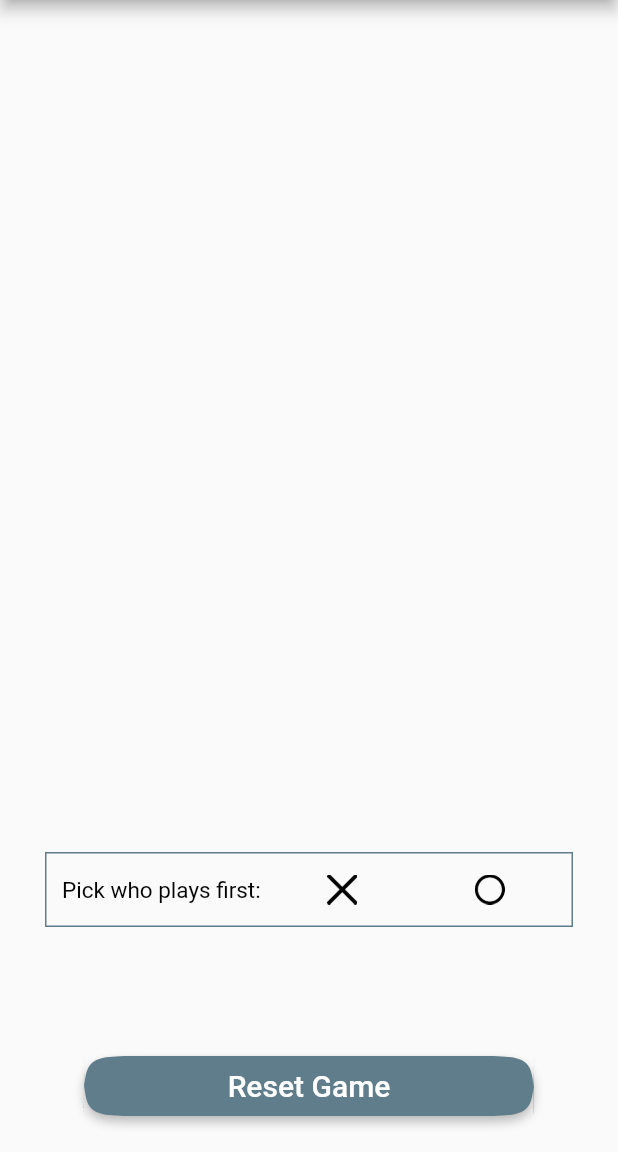
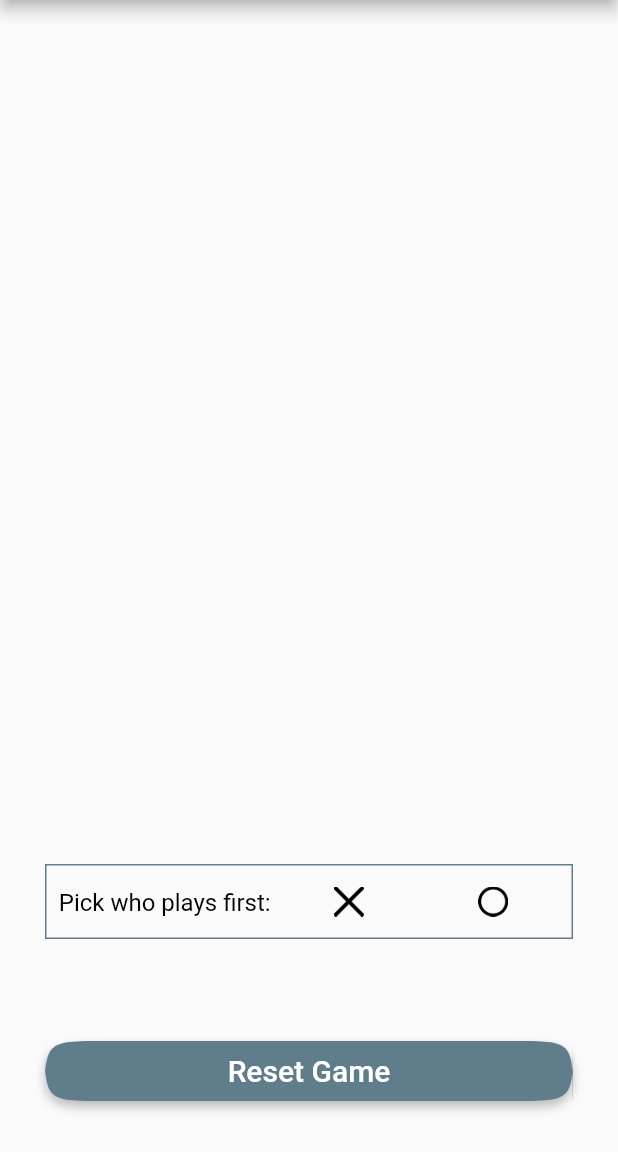
Before and after one commit to LyubomirVVasilev/TicTacToe, a Flutter app: the screen it shows after launch, on a phone screen of 412 x 824 dp, the part 84-1236 px from its top. Run offline on Flutter 3.47's test engine with Material 2 defaults, Android fonts, the phone set to English and light mode, and no system bars.

```diff
--- a/tic_tac_toe_flutter/lib/Board.dart
+++ b/tic_tac_toe_flutter/lib/Board.dart
@@ -1,38 +1,24 @@
 class Board {
   bool isCross = true;
-  String gameResultMessage;
-  String currentPlayerMessage;
+  String gameStatusMessage;
   bool hasGameFinished = false;
 
   List<String> boardState;
 
-  static const String emptyState = "empty";
-  static const String crossState = "cross";
-  static const String circleState = "circle";
+  static const String emptyState = "Empty";
+  static const String crossState = "Cross";
+  static const String circleState = "Circle";
 
   makeAMoveAt(int index) {
     if (this.boardState[index] == emptyState) {
-      if (this.isCross) {
-        this.boardState[index] = crossState;
-      } else {
-        this.boardState[index] = circleState;
-      }
+      this.isCross ? this.boardState[index] = crossState :  this.boardState[index] = circleState;
       this.isCross = !this.isCross;
       this.evaluateBoard();
-      this.resolveCurrentPlayerText();
     }
   }
 
   resolveCurrentPlayerText() {
-    if (hasGameFinished) {
-      currentPlayerMessage = "";
-      return;
-    }
-    if (this.isCross) {
-      currentPlayerMessage = "Cross's player turn";
-    } else {
-      currentPlayerMessage = "Circle's player turn";
-    }
+    this.isCross ? gameStatusMessage = "Cross's player turn" :  gameStatusMessage = "Circle's player turn";
   }
 
   resetGame() {
@@ -48,11 +34,10 @@ class Board {
       emptyState,
     ];
     this.hasGameFinished = false;
-    this.gameResultMessage = "";
-    currentPlayerMessage = "";
+    this.gameStatusMessage = "";
   }
 
-  static const _WIN_CONDITIONS_LIST = [
+  static const _winConditionsList = [
     [0, 1, 2],
     [3, 4, 5],
     [6, 7, 8],
@@ -70,22 +55,21 @@ class Board {
     return true;
   }
 
-  /// Returns the current state of the board [winning player, draw or no winners yet]
+  /// Returns the current state of the board [winning player, draw or no winners yet(empty)]
   String evaluateBoard() {
-    for (var list in _WIN_CONDITIONS_LIST) {
-      if (boardState[list[0]] !=
-              emptyState && // if a player has played here AND
-          boardState[list[0]] ==
-              boardState[
-                  list[1]] && // if all three positions are of the same player
+    for (var list in _winConditionsList) {
+      if (boardState[list[0]] != emptyState && // if a player has played here AND
+          boardState[list[0]] ==  boardState[ list[1]] && // if all three positions are of the same player
           boardState[list[0]] == boardState[list[2]]) {
-        this.gameResultMessage = '${boardState[list[0]]} wins';
+        this.gameStatusMessage = '${boardState[list[0]]} wins';
         hasGameFinished = true;
         return boardState[list[0]];
       } else {
         if (isBoardFull()) {
-          this.gameResultMessage = 'The Game is Draw';
+          this.gameStatusMessage = 'The Game is Draw';
           hasGameFinished = true;
+        } else {
+          this.resolveCurrentPlayerText();
         }
       }
     }
--- a/tic_tac_toe_flutter/lib/HomePage.dart
+++ b/tic_tac_toe_flutter/lib/HomePage.dart
@@ -15,7 +15,7 @@ class _HomePageState extends State<HomePage> {
 
   //MARK: Layout constants
   static const double _sidePadding = 30;
-  static const homePageStandartInset =
+  static const _homePageStandartInset =
       EdgeInsets.fromLTRB(_sidePadding, 5, _sidePadding, 5);
 
   @override
@@ -26,8 +26,7 @@ class _HomePageState extends State<HomePage> {
     });
   }
 
-  //MARK: Selection of action element helpers
-
+  //MARK: Selection of who plays firs helpers
   Column _buildButtonColumn(Color color, AssetImage icon, String label) {
     return Column(
       mainAxisSize: MainAxisSize.min,
@@ -42,8 +41,8 @@ class _HomePageState extends State<HomePage> {
                 this.board.isCross = false;
               }
               setState(() {
+                this.hasPlayerSelectedIcon = true;
                 this.board.resolveCurrentPlayerText();
-                this.hasPlayerSelectedIcon = true;
               });
             },
             child: Image(
@@ -130,7 +129,7 @@ class _HomePageState extends State<HomePage> {
             ),
           ),
           Container(
-            margin: homePageStandartInset,
+            margin: _homePageStandartInset,
             child: Opacity(
               opacity: hasPlayerSelectedIcon ? 0.0 : 1.0,
               child: Container(
@@ -144,8 +143,7 @@ class _HomePageState extends State<HomePage> {
                       child: Text(
                         "Pick who plays first:",
                         style: TextStyle(
-                          fontSize: 15,
-                          fontWeight: FontWeight.w400,
+                          fontSize: 16,
                           color: Colors.black,
                         ),
                       ),
@@ -160,19 +158,9 @@ class _HomePageState extends State<HomePage> {
             ),
           ),
           Container(
-            margin: homePageStandartInset,
+            padding: _homePageStandartInset,
             child: Text(
-              board.currentPlayerMessage,
-              style: TextStyle(
-                fontSize: 15.0,
-                fontWeight: FontWeight.normal,
-              ),
-            ),
-          ),
-          Container(
-            padding: homePageStandartInset,
-            child: Text(
-              board.gameResultMessage,
+              board.gameStatusMessage,
               style: TextStyle(
                 fontSize: 25.0,
                 fontWeight: FontWeight.bold,
@@ -180,10 +168,10 @@ class _HomePageState extends State<HomePage> {
             ),
           ),
           Container(
-            padding: EdgeInsets.fromLTRB(_sidePadding, 10, _sidePadding, 20),
+            padding: EdgeInsets.fromLTRB(_sidePadding, 20, _sidePadding, _sidePadding),
             child: MaterialButton(
               color: Colors.blueGrey,
-              minWidth: 300.0,
+              minWidth: double.maxFinite,
               height: 40.0,
               child: Text(
                 "Reset Game",
```
Also changed, not shown: 1 other file.
